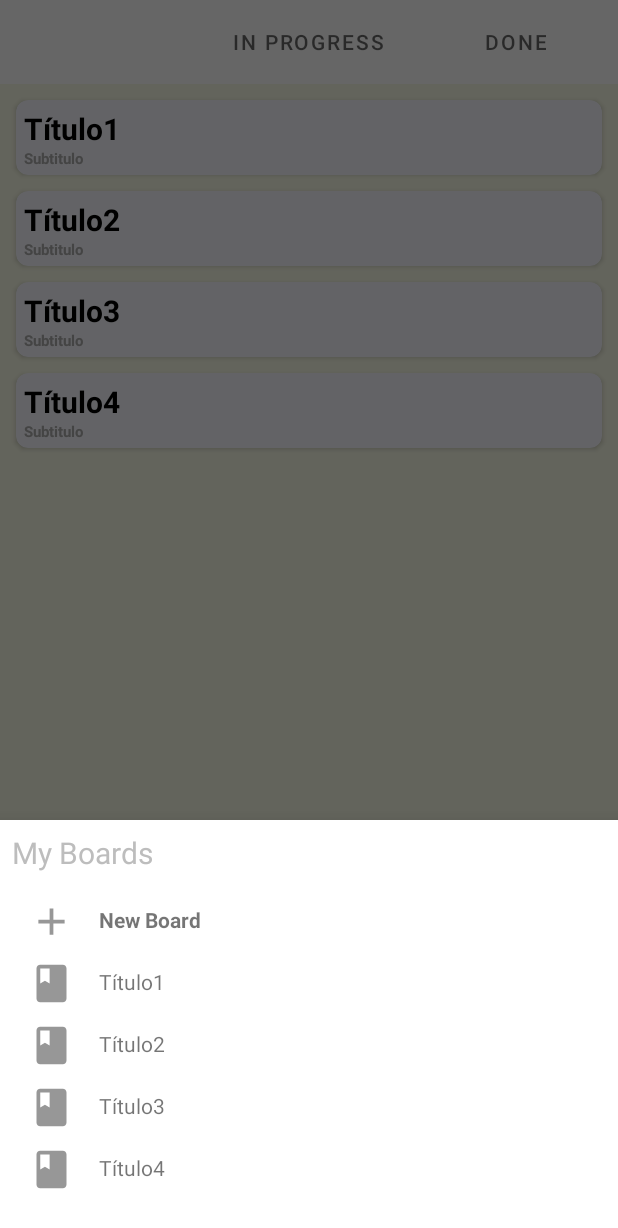
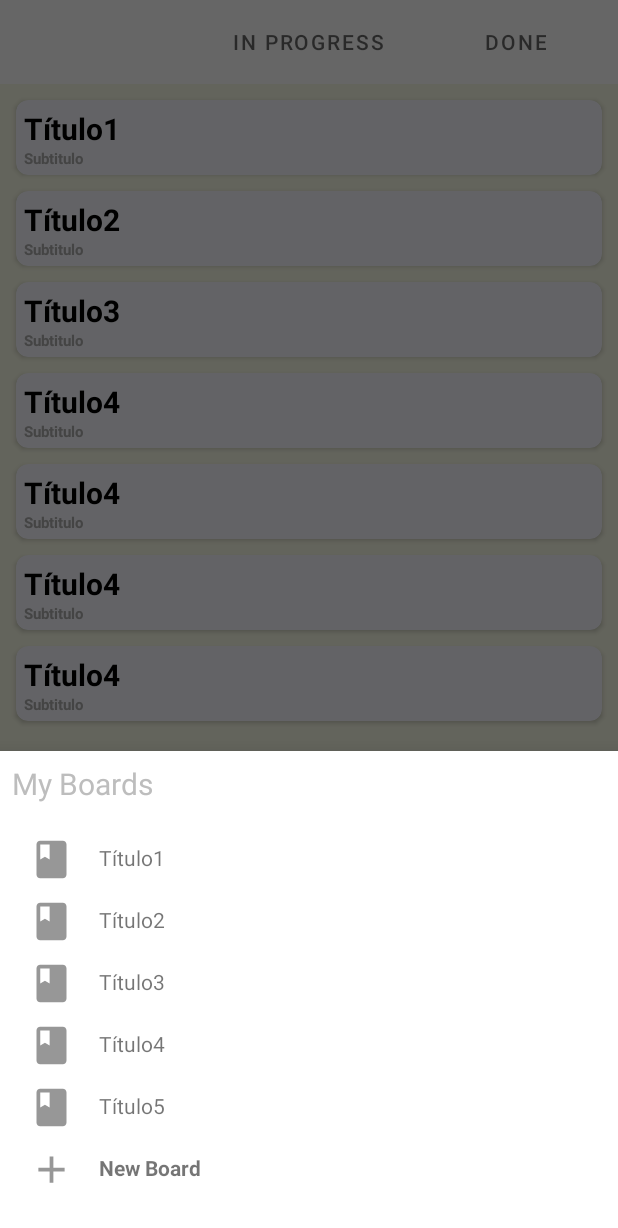
Before and after one commit to iaskforme/Jatz, an Android app: the fragment BottomNavigationSheetFragment placed in its activity, on a phone screen of 412 x 824 dp. Shown: the top 1228 px of the screen. Run offline under Robolectric (Android 15) with nearby library versions, the phone set to English and light mode, and no system bars.

Commit message:
Eight commit: Added funcionality for add note and add board

```diff
--- a/app/src/main/java/com/project/jatz/BottomNavigationSheetFragment.kt
+++ b/app/src/main/java/com/project/jatz/BottomNavigationSheetFragment.kt
@@ -4,6 +4,8 @@ import android.os.Bundle
 import android.view.LayoutInflater
 import android.view.View
 import android.view.ViewGroup
+import android.widget.RelativeLayout
+import android.widget.Toast
 import androidx.recyclerview.widget.LinearLayoutManager
 import androidx.recyclerview.widget.RecyclerView
 import com.google.android.material.bottomsheet.BottomSheetDialogFragment
@@ -17,9 +19,12 @@ class BottomNavigationSheetFragment: BottomSheetDialogFragment() {
         boardList.add(BoardItem("Título2"))
         boardList.add(BoardItem("Título3"))
         boardList.add(BoardItem("Título4"))
+        boardList.add(BoardItem("Título5"))
 
 
         val rootView = inflater.inflate(R.layout.fragment_bottomsheet, container, false)
+
+        var newBoard = rootView.findViewById<RelativeLayout>(R.id.new_board_layout)
 
         val recyclerView = rootView.findViewById(R.id.recyclerView) as RecyclerView
 
@@ -29,6 +34,10 @@ class BottomNavigationSheetFragment: BottomSheetDialogFragment() {
         recyclerView.adapter = boardAdapter
         recyclerView.layoutManager = layoutManager
 
+        newBoard.setOnClickListener{ rootView
+            boardAdapter.addItem()
+        }
+
         return rootView
     }
 }
--- a/app/src/main/java/com/project/jatz/FragmentOne.kt
+++ b/app/src/main/java/com/project/jatz/FragmentOne.kt
@@ -2,15 +2,29 @@ package com.project.jatz
 
 
 import android.os.Bundle
+import android.util.Log
 import androidx.fragment.app.Fragment
 import android.view.LayoutInflater
 import android.view.View
 import android.view.ViewGroup
+import androidx.core.content.ContextCompat
 import androidx.recyclerview.widget.ItemTouchHelper
 import androidx.recyclerview.widget.LinearLayoutManager
 import androidx.recyclerview.widget.RecyclerView
+import com.google.android.material.bottomappbar.BottomAppBar
+import com.google.android.material.floatingactionbutton.FloatingActionButton
+import kotlinx.android.synthetic.main.activity_main.*
 
 class FragmentOne : Fragment() {
+
+    //Float Button
+    companion object {
+        var adapter: MainAdapter? = null
+
+        fun adding(adapter: MainAdapter){
+            adapter.addItem()
+        }
+    }
 
     override fun onCreateView(
         inflater: LayoutInflater, container: ViewGroup?,
@@ -20,10 +34,11 @@ class FragmentOne : Fragment() {
 
         var notesList = ArrayList<NoteItem>()
         notesList.add(NoteItem("Título1","Subtitulo"))
-
-
         notesList.add(NoteItem("Título2","Subtitulo"))
         notesList.add(NoteItem("Título3","Subtitulo"))
+        notesList.add(NoteItem("Título4","Subtitulo"))
+        notesList.add(NoteItem("Título4","Subtitulo"))
+        notesList.add(NoteItem("Título4","Subtitulo"))
         notesList.add(NoteItem("Título4","Subtitulo"))
 
 
@@ -32,15 +47,15 @@ class FragmentOne : Fragment() {
         val recyclerView = rootView.findViewById(R.id.recyclerView) as RecyclerView
 
         var layoutManager = LinearLayoutManager(activity)
-        var cardAdapter = MainAdapter(notesList)
+        FragmentOne.adapter = MainAdapter(notesList)
 
-        recyclerView.adapter = cardAdapter
+        recyclerView.adapter = FragmentOne.adapter
         recyclerView.layoutManager = layoutManager
 
         val itemTouchHelperCallback = object: ItemTouchHelper.SimpleCallback(0, ItemTouchHelper.RIGHT){
 
             override fun onSwiped(viewHolder: RecyclerView.ViewHolder, position: Int) {
-                cardAdapter.removeItem(viewHolder)
+                FragmentOne.adapter!!.removeItem(viewHolder)
             }
 
             override fun onMove(
@@ -63,6 +78,4 @@ class FragmentOne : Fragment() {
         super.onViewCreated(view, savedInstanceState)
 
     }
-
-
 }
--- a/app/src/main/java/com/project/jatz/MainAdapter.kt
+++ b/app/src/main/java/com/project/jatz/MainAdapter.kt
@@ -46,7 +46,8 @@ class MainAdapter(val itemList: ArrayList<NoteItem>): RecyclerView.Adapter<Custo
     }
 
     fun addItem(){
-
+        itemList.add(NoteItem("Hola","Holita"))
+        notifyDataSetChanged()
     }
 }
 
--- a/app/src/main/java/com/project/jatz/SignUpActivity.kt
+++ b/app/src/main/java/com/project/jatz/SignUpActivity.kt
@@ -92,7 +92,7 @@ class SignUpActivity: AppCompatActivity() {
             } else {
                 progressBar.visibility = View.INVISIBLE
                 ParseUser.logOut()
-                Toast.makeText(this, "Something went wrong... \nUser ${user.username} wasn't created", Toast.LENGTH_SHORT).show()
+                Toast.makeText(this, "Something went wrong... \nUser ${user.username} wasn't created. Try again", Toast.LENGTH_SHORT).show()
             }
         })
 
--- a/app/src/main/res/layout/fragment_bottomsheet.xml
+++ b/app/src/main/res/layout/fragment_bottomsheet.xml
@@ -13,7 +13,6 @@
             app:behavior_hideable="true"
             app:behavior_peekHeight="0dp"
             android:id="@+id/bottom_sheet"
-            android:background="@android:color/white"
             app:layout_behavior="@string/bottom_sheet_behavior" app:layout_constraintEnd_toEndOf="parent"
             android:layout_marginEnd="8dp" app:layout_constraintStart_toStartOf="parent"
             android:layout_marginStart="8dp" android:layout_marginTop="8dp" app:layout_constraintTop_toTopOf="parent">
@@ -28,10 +27,17 @@
                 android:textSize="20dp"
                 android:text="My Boards"/>
 
+        <androidx.recyclerview.widget.RecyclerView
+                android:id="@+id/recyclerView"
+                android:layout_width="match_parent"
+                android:layout_height="wrap_content"
+                android:layout_marginTop="20dp"/>
+
         <RelativeLayout
                 android:layout_width="match_parent"
-                android:layout_marginTop="15dp"
-                android:layout_height="wrap_content">
+                android:layout_height="wrap_content"
+                android:id="@+id/new_board_layout"
+                android:layout_marginBottom="20dp">
 
             <androidx.appcompat.widget.AppCompatImageView
                     android:layout_width="30dp"
@@ -43,6 +49,7 @@
 
             <TextView
                     android:layout_width="354dp"
+                    android:id="@+id/new_board_text"
                     android:layout_height="35dp"
                     android:layout_gravity="center"
                     android:gravity="left"
@@ -52,15 +59,7 @@
                     android:layout_alignParentTop="true" android:layout_marginStart="58dp"
                     android:layout_alignParentStart="true"/>
 
-
         </RelativeLayout>
-
-        <androidx.recyclerview.widget.RecyclerView
-                android:id="@+id/recyclerView"
-                android:layout_width="match_parent"
-                android:layout_height="wrap_content"
-                android:layout_marginBottom="20dp"
-                android:layout_marginTop="0dp"/>
 
     </LinearLayout>
 
```
Also changed, not shown: app/src/main/java/com/project/jatz/MainActivity.kt (+5 -2 lines), app/src/main/java/com/project/jatz/ThirdAdapter.kt (+4 -6 lines).
